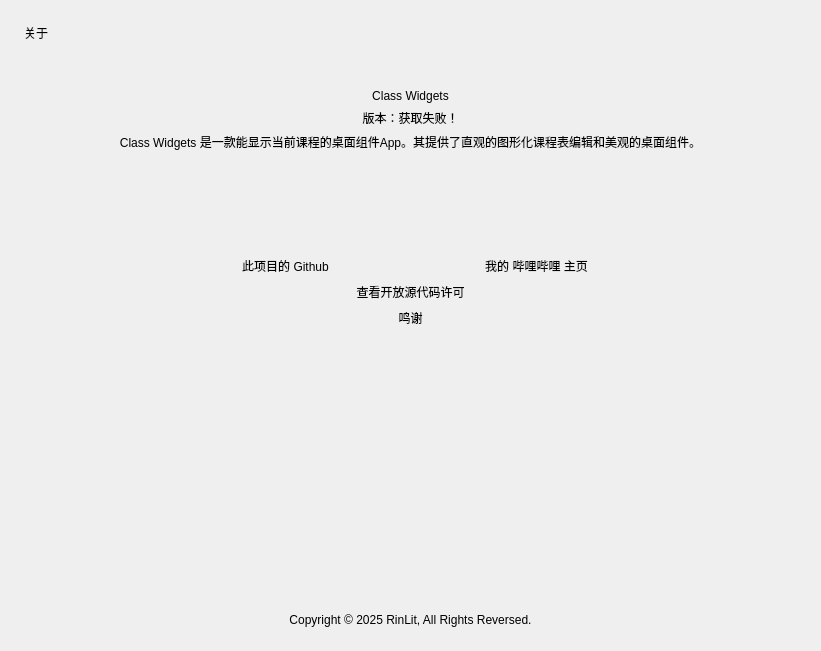
Above: menu-about.ui from yhlhoh/Class-Widgets before the change. Below: the same form after it.
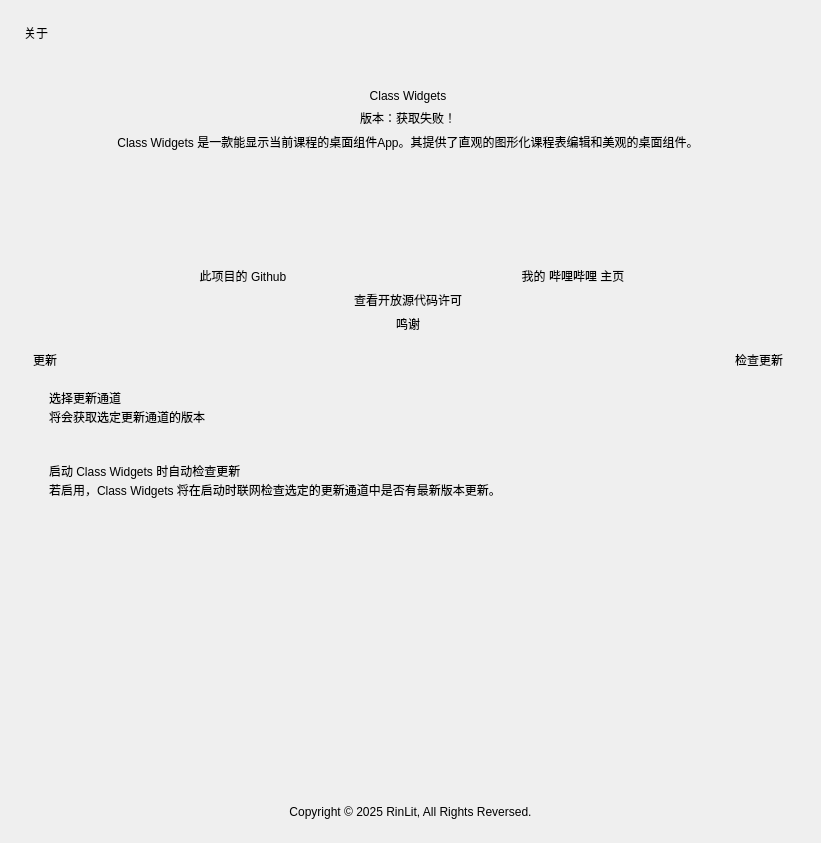
That is the form after the change. Icons and pictures are not drawn. Custom widgets are drawn as their Qt base class.

Commit message: feat.auto check update with system notification push, adjusted about page.

```diff
--- a/menu-about.ui
+++ b/menu-about.ui
@@ -7,7 +7,7 @@
     <x>0</x>
     <y>0</y>
     <width>821</width>
-    <height>651</height>
+    <height>843</height>
    </rect>
   </property>
   <property name="windowTitle">
@@ -50,10 +50,13 @@
         <x>0</x>
         <y>0</y>
         <width>773</width>
-        <height>514</height>
+        <height>716</height>
        </rect>
       </property>
       <layout class="QVBoxLayout" name="verticalLayout_3">
+       <property name="rightMargin">
+        <number>14</number>
+       </property>
        <item>
         <layout class="QVBoxLayout" name="verticalLayout">
          <property name="leftMargin">
@@ -166,19 +169,6 @@
            <property name="rightMargin">
             <number>0</number>
            </property>
-           <item>
-            <spacer name="horizontalSpacer_3">
-             <property name="orientation">
-              <enum>Qt::Horizontal</enum>
-             </property>
-             <property name="sizeHint" stdset="0">
-              <size>
-               <width>40</width>
-               <height>20</height>
-              </size>
-             </property>
-            </spacer>
-           </item>
            <item>
             <widget class="PushButton" name="button_github">
              <property name="sizePolicy">
@@ -189,7 +179,7 @@
              </property>
              <property name="minimumSize">
               <size>
-               <width>245</width>
+               <width>0</width>
                <height>0</height>
               </size>
              </property>
@@ -217,7 +207,7 @@
              </property>
              <property name="minimumSize">
               <size>
-               <width>245</width>
+               <width>0</width>
                <height>0</height>
               </size>
              </property>
@@ -232,19 +222,6 @@
              </property>
             </widget>
            </item>
-           <item>
-            <spacer name="horizontalSpacer_4">
-             <property name="orientation">
-              <enum>Qt::Horizontal</enum>
-             </property>
-             <property name="sizeHint" stdset="0">
-              <size>
-               <width>40</width>
-               <height>20</height>
-              </size>
-             </property>
-            </spacer>
-           </item>
           </layout>
          </item>
          <item>
@@ -255,19 +232,6 @@
            <property name="rightMargin">
             <number>0</number>
            </property>
-           <item>
-            <spacer name="horizontalSpacer_5">
-             <property name="orientation">
-              <enum>Qt::Horizontal</enum>
-             </property>
-             <property name="sizeHint" stdset="0">
-              <size>
-               <width>40</width>
-               <height>20</height>
-              </size>
-             </property>
-            </spacer>
-           </item>
            <item>
             <widget class="PushButton" name="button_show_license">
              <property name="sizePolicy">
@@ -278,7 +242,7 @@
              </property>
              <property name="minimumSize">
               <size>
-               <width>245</width>
+               <width>0</width>
                <height>0</height>
               </size>
              </property>
@@ -296,19 +260,6 @@
              </property>
             </widget>
            </item>
-           <item>
-            <spacer name="horizontalSpacer_6">
-             <property name="orientation">
-              <enum>Qt::Horizontal</enum>
-             </property>
-             <property name="sizeHint" stdset="0">
-              <size>
-               <width>40</width>
-               <height>20</height>
-              </size>
-             </property>
-            </spacer>
-           </item>
           </layout>
          </item>
          <item>
@@ -319,19 +270,6 @@
            <property name="rightMargin">
             <number>0</number>
            </property>
-           <item>
-            <spacer name="horizontalSpacer">
-             <property name="orientation">
-              <enum>Qt::Horizontal</enum>
-             </property>
-             <property name="sizeHint" stdset="0">
-              <size>
-               <width>40</width>
-               <height>20</height>
-              </size>
-             </property>
-            </spacer>
-           </item>
            <item>
             <widget class="PushButton" name="button_thanks">
              <property name="sizePolicy">
@@ -342,7 +280,7 @@
              </property>
              <property name="minimumSize">
               <size>
-               <width>245</width>
+               <width>0</width>
                <height>0</height>
               </size>
              </property>
@@ -360,21 +298,192 @@
              </property>
             </widget>
            </item>
+          </layout>
+         </item>
+        </layout>
+       </item>
+       <item>
+        <layout class="QVBoxLayout" name="verticalLayout_5">
+         <property name="spacing">
+          <number>3</number>
+         </property>
+         <property name="topMargin">
+          <number>12</number>
+         </property>
+         <item>
+          <layout class="QHBoxLayout" name="horizontalLayout_7">
            <item>
-            <spacer name="horizontalSpacer_2">
-             <property name="orientation">
-              <enum>Qt::Horizontal</enum>
+            <widget class="SubtitleLabel" name="SubtitleLabel_3">
+             <property name="text">
+              <string>更新</string>
              </property>
-             <property name="sizeHint" stdset="0">
-              <size>
-               <width>40</width>
-               <height>20</height>
-              </size>
+            </widget>
+           </item>
+           <item>
+            <widget class="PrimaryPushButton" name="check_update">
+             <property name="sizePolicy">
+              <sizepolicy hsizetype="Maximum" vsizetype="Fixed">
+               <horstretch>0</horstretch>
+               <verstretch>0</verstretch>
+              </sizepolicy>
              </property>
-            </spacer>
+             <property name="text">
+              <string>检查更新</string>
+             </property>
+            </widget>
            </item>
           </layout>
          </item>
+         <item>
+          <widget class="CardWidget" name="CardWidget_3">
+           <property name="minimumSize">
+            <size>
+             <width>0</width>
+             <height>70</height>
+            </size>
+           </property>
+           <layout class="QHBoxLayout" name="horizontalLayout_6">
+            <property name="leftMargin">
+             <number>16</number>
+            </property>
+            <property name="topMargin">
+             <number>16</number>
+            </property>
+            <property name="rightMargin">
+             <number>16</number>
+            </property>
+            <property name="bottomMargin">
+             <number>16</number>
+            </property>
+            <item>
+             <layout class="QVBoxLayout" name="verticalLayout_6">
+              <property name="spacing">
+               <number>0</number>
+              </property>
+              <item>
+               <widget class="StrongBodyLabel" name="StrongBodyLabel_5">
+                <property name="text">
+                 <string>选择更新通道</string>
+                </property>
+               </widget>
+              </item>
+              <item>
+               <widget class="CaptionLabel" name="CaptionLabel_5">
+                <property name="text">
+                 <string>将会获取选定更新通道的版本</string>
+                </property>
+                <property name="wordWrap">
+                 <bool>false</bool>
+                </property>
+                <property name="lightColor" stdset="0">
+                 <color alpha="150">
+                  <red>0</red>
+                  <green>0</green>
+                  <blue>0</blue>
+                 </color>
+                </property>
+                <property name="darkColor" stdset="0">
+                 <color alpha="200">
+                  <red>255</red>
+                  <green>255</green>
+                  <blue>255</blue>
+                 </color>
+                </property>
+               </widget>
+              </item>
+             </layout>
+            </item>
+            <item>
+             <widget class="ComboBox" name="version_channel">
+              <property name="sizePolicy">
+               <sizepolicy hsizetype="Maximum" vsizetype="Fixed">
+                <horstretch>0</horstretch>
+                <verstretch>0</verstretch>
+               </sizepolicy>
+              </property>
+             </widget>
+            </item>
+           </layout>
+          </widget>
+         </item>
+         <item>
+          <widget class="CardWidget" name="CardWidget_12">
+           <property name="minimumSize">
+            <size>
+             <width>0</width>
+             <height>70</height>
+            </size>
+           </property>
+           <layout class="QHBoxLayout" name="horizontalLayout_13">
+            <property name="leftMargin">
+             <number>16</number>
+            </property>
+            <property name="topMargin">
+             <number>16</number>
+            </property>
+            <property name="rightMargin">
+             <number>16</number>
+            </property>
+            <property name="bottomMargin">
+             <number>16</number>
+            </property>
+            <item>
+             <layout class="QVBoxLayout" name="verticalLayout_18">
+              <property name="spacing">
+               <number>0</number>
+              </property>
+              <item>
+               <widget class="StrongBodyLabel" name="StrongBodyLabel_14">
+                <property name="sizePolicy">
+                 <sizepolicy hsizetype="Expanding" vsizetype="Preferred">
+                  <horstretch>0</horstretch>
+                  <verstretch>0</verstretch>
+                 </sizepolicy>
+                </property>
+                <property name="text">
+                 <string>启动 Class Widgets 时自动检查更新</string>
+                </property>
+               </widget>
+              </item>
+              <item>
+               <widget class="CaptionLabel" name="CaptionLabel_12">
+                <property name="text">
+                 <string>若启用，Class Widgets 将在启动时联网检查选定的更新通道中是否有最新版本更新。</string>
+                </property>
+                <property name="wordWrap">
+                 <bool>true</bool>
+                </property>
+                <property name="lightColor" stdset="0">
+                 <color alpha="150">
+                  <red>0</red>
+                  <green>0</green>
+                  <blue>0</blue>
+                 </color>
+                </property>
+                <property name="darkColor" stdset="0">
+                 <color alpha="200">
+                  <red>255</red>
+                  <green>255</green>
+                  <blue>255</blue>
+                 </color>
+                </property>
+               </widget>
+              </item>
+             </layout>
+            </item>
+            <item>
+             <widget class="SwitchButton" name="auto_check_update">
+              <property name="onText">
+               <string>启用</string>
+              </property>
+              <property name="offText">
+               <string>禁用</string>
+              </property>
+             </widget>
+            </item>
+           </layout>
+          </widget>
+         </item>
         </layout>
        </item>
        <item>
@@ -421,11 +530,32 @@
   </layout>
  </widget>
  <customwidgets>
+  <customwidget>
+   <class>ComboBox</class>
+   <extends>QPushButton</extends>
+   <header>qfluentwidgets</header>
+  </customwidget>
   <customwidget>
    <class>PushButton</class>
    <extends>QPushButton</extends>
    <header>qfluentwidgets</header>
   </customwidget>
+  <customwidget>
+   <class>PrimaryPushButton</class>
+   <extends>PushButton</extends>
+   <header>qfluentwidgets</header>
+  </customwidget>
+  <customwidget>
+   <class>SwitchButton</class>
+   <extends>QWidget</extends>
+   <header>qfluentwidgets</header>
+  </customwidget>
+  <customwidget>
+   <class>CardWidget</class>
+   <extends>QFrame</extends>
+   <header>qfluentwidgets</header>
+   <container>1</container>
+  </customwidget>
   <customwidget>
    <class>SmoothScrollArea</class>
    <extends>QScrollArea</extends>
@@ -442,6 +572,11 @@
    <extends>QLabel</extends>
    <header>qfluentwidgets</header>
   </customwidget>
+  <customwidget>
+   <class>StrongBodyLabel</class>
+   <extends>QLabel</extends>
+   <header>qfluentwidgets</header>
+  </customwidget>
   <customwidget>
    <class>SubtitleLabel</class>
    <extends>QLabel</extends>
```
Left out of the diff: 2 changed lines with no effect on the pictures. The commit also changes 14 other files.
